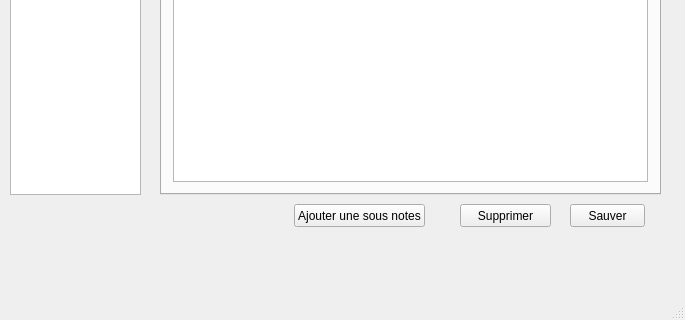
Old version of the form ProjetPriseDeNote/mainwindow.ui in the repository Simobain/MotDit; both pictures show x 0 to 685 and y 182 to 502 of the 685 by 502 pixel window.
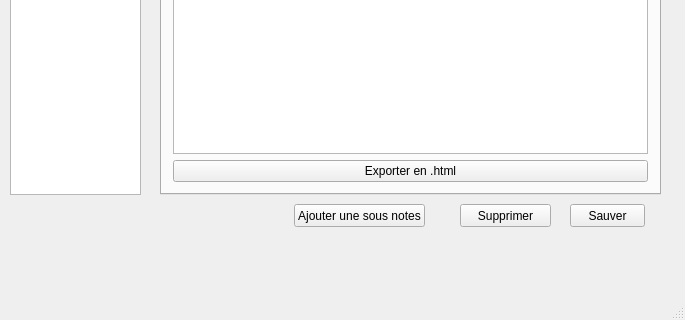
New version of the form. The open tabs and pages were chosen to show the change.

```diff
--- a/ProjetPriseDeNote/mainwindow.ui
+++ b/ProjetPriseDeNote/mainwindow.ui
@@ -40,6 +40,13 @@
       <item>
        <widget class="QTextEdit" name="textEdit_2"/>
       </item>
+      <item>
+       <widget class="QPushButton" name="exphtml">
+        <property name="text">
+         <string>Exporter en .html</string>
+        </property>
+       </widget>
+      </item>
      </layout>
     </widget>
     <widget class="QWidget" name="onglet_tex">
```
Left out of the diff: 14 changed lines with no effect on the pictures.
